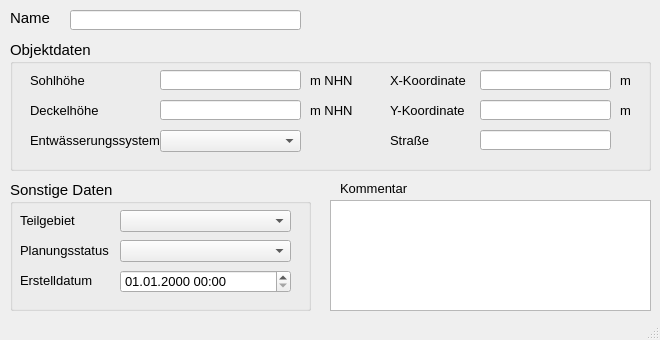
hoettges/QKan, file qkan/forms/qkan_speicher.ui: the form before one commit.
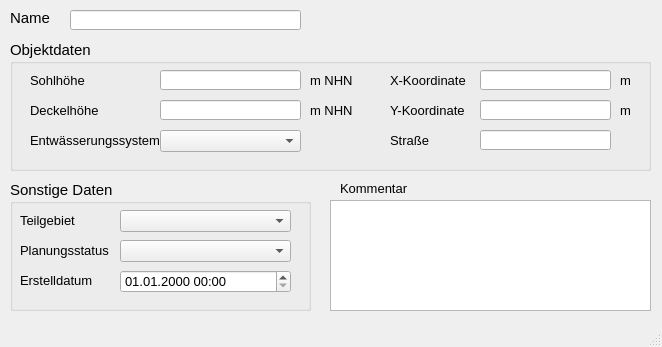
The form after the commit. Custom widgets are drawn as their Qt base class.

```diff
--- a/qkan/forms/qkan_speicher.ui
+++ b/qkan/forms/qkan_speicher.ui
@@ -6,8 +6,8 @@
    <rect>
     <x>0</x>
     <y>0</y>
-    <width>660</width>
-    <height>340</height>
+    <width>662</width>
+    <height>347</height>
    </rect>
   </property>
   <property name="minimumSize">
```
Left out of the diff: 2 changed lines with no effect on the pictures.
